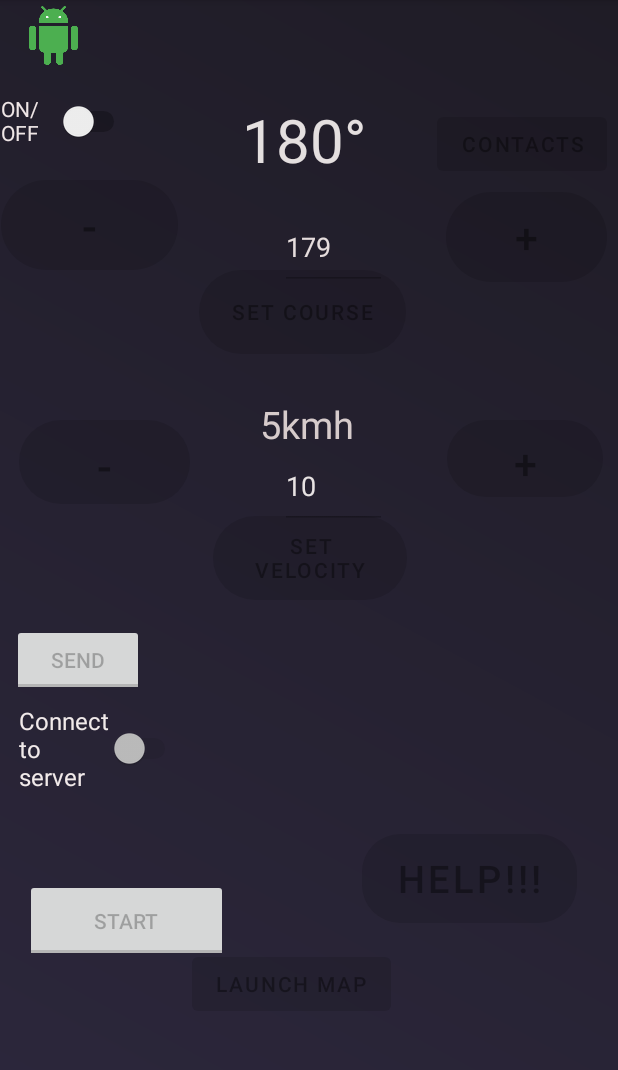
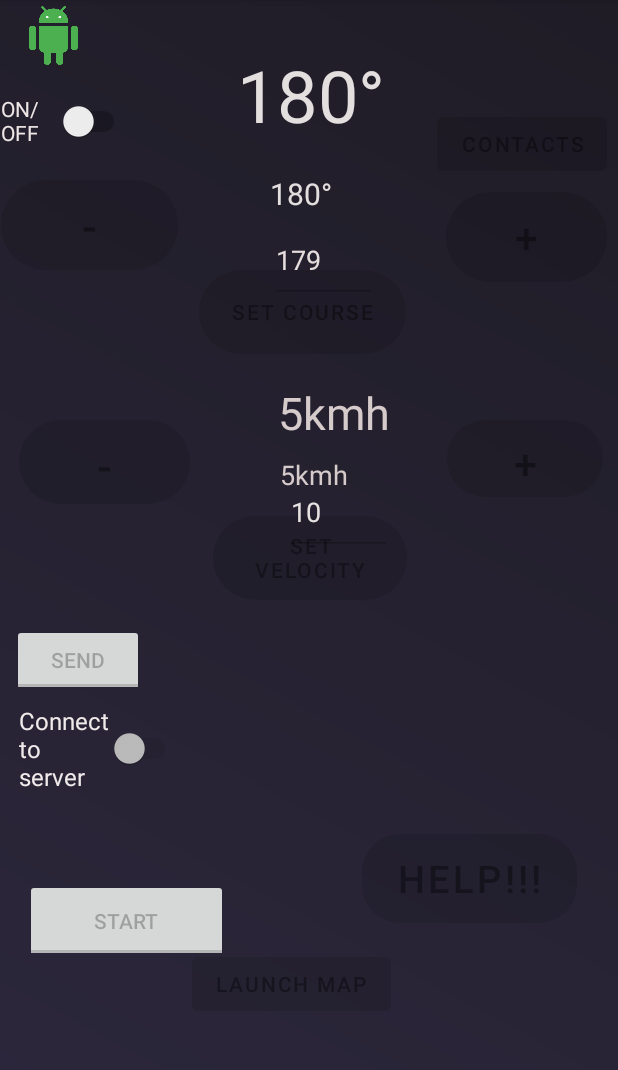
Before and after one commit to Marzpy/Boat-app, an Android app: the screen it shows after launch (MainActivity), on a phone screen of 412 x 824 dp, the part 84-1154 px from its top. Run offline under Robolectric (Android 15) with nearby library versions, the phone set to English and light mode, and no system bars; libraries missing offline, so code that uses them is left out: org.eclipse.paho; 2 statements that could not run were skipped.

Commit message:
poprawione wyswiettlanie/poprawic funkcje wysylajaca

```diff
--- a/app/src/main/java/com/example/podstawka/MainActivity.java
+++ b/app/src/main/java/com/example/podstawka/MainActivity.java
@@ -8,6 +8,7 @@ import androidx.core.app.ActivityCompat;
 import androidx.core.content.ContextCompat;
 
 
+import android.util.Log;
 import android.widget.ArrayAdapter;
 import android.widget.CompoundButton;
 
@@ -69,9 +70,12 @@ public class MainActivity extends AppCompatActivity {
 
     private static final int REQUEST_CODE_ADD_ITEM =1 ;
     int speedV=5,course=1;
+    int speedV2=5, courseV2=1;
+
+
     private Button btnPlus,btnMin,btnSetcourse,btnspeed,btnhelp;
     private Button speedPlus,speedMin;
-    private TextView CourseText,SpeedText;
+    private TextView CourseText,SpeedText,CourseText2,SpeedText2;
     private EditText editcourse,editSpeed;
     private Switch switch1,switch2;
     private TextView AddressText;
@@ -80,13 +84,16 @@ public class MainActivity extends AppCompatActivity {
     private Button launchBTN;
     private LocationRequest locationRequest;
     static double latitude;
+
+    private static final String TAG = "MyActivity";
+
     static double longitude;
     static int frame=0;
     MqttAndroidClient client;
     TextView subText;
     List<String> array=new ArrayList<String>();
     List<String> array2=new ArrayList<String>();
-
+    String wys;
     private static ArrayList<String> items = new ArrayList<>();
     static String zmienna ;
 
@@ -113,6 +120,11 @@ public class MainActivity extends AppCompatActivity {
         String clientId = MqttClient.generateClientId();
         client = new MqttAndroidClient(this.getApplicationContext(), "tcp://broker.mqttdashboard.com:1883",clientId);
 
+
+        // do grzesia
+        //String clientId = "shiprpi";
+       // client = new MqttAndroidClient(this.getApplicationContext(), "tcp://192.168.10.1:1883",clientId);
+
         ActivityCompat.requestPermissions(MainActivity.this, new String[]{Manifest.permission.SEND_SMS, Manifest.permission.READ_SMS,Manifest.permission.READ_PHONE_STATE}, PackageManager.PERMISSION_GRANTED);
 
 
@@ -135,6 +147,10 @@ public class MainActivity extends AppCompatActivity {
         launchBTN=findViewById(R.id.launch);
         CourseText=findViewById(R.id.CourseAngle);
         SpeedText=findViewById(R.id.textSpeed);
+        CourseText2=findViewById(R.id.CourseAngle2);
+        SpeedText2=findViewById(R.id.textSpeed2);
+
+
 
         //edittext
         editcourse=findViewById(R.id.editcourse);
@@ -173,13 +189,44 @@ public class MainActivity extends AppCompatActivity {
                         @Override
                         public void connectionLost(Throwable cause) {
 
+
                         }
+
+
+                        String topic2 = "/ship/data/heading";// odbierana kurs
+                        int messcourse = courseV2;
+                        String topic3 = "/ship/data/speed";// odbierana kurs
+                        int messspeed = speedV2;
 
                         @Override
                         public void messageArrived(String topic, MqttMessage message) throws Exception {
-                            zmienna=new String(message.getPayload());//dziala
-                           // subText.setText(zmienna);//razem z tym
-                           String[] elementy=zmienna.split(",");
+
+
+
+                           if (topic.equalsIgnoreCase("/ship/data/speed")) {
+                               Log.i(TAG, "topic" +topic);
+                            zmienna = new String(message.getPayload());//dziala
+                            SpeedText.setText(zmienna);
+                            }
+
+                            if (topic.equalsIgnoreCase("/ship/data/heading")) {
+                                Log.i(TAG, "topic" +topic);
+                                String zmienna2 = new String(message.getPayload());//dziala
+                                CourseText.setText(zmienna2);
+                            }
+
+                           /*
+                            if (topic==topic3) {
+
+                                String zmienna2 = new String(message.getPayload());//dziala
+                                SpeedText.setText(zmienna2);
+                            }
+*/
+                           ///zmienna = new String(message.getPayload());//dziala
+                          //  CourseText.setText(zmienna);
+                            // subText.setText(zmienna);//razem z tym
+                            //String[] elementy = zmienna.split(",");
+
                             // byte[] charactersArray = message.getPayload();
 
                             //  subText.setText(charactersArray[0]);
@@ -188,16 +235,25 @@ public class MainActivity extends AppCompatActivity {
                             //array3.set(0,new String(message.getPayload()));
                             // array3.set(1,zmienna+"");
                             // array3.add(1,zmienna);
-                           if (elementy.length >= 2) {
+                         //   if (elementy.length >= 2) {
+                            //    CourseText.setText(elementy[0] + "°");
+                              ///  courseV2 = Integer.parseInt(elementy[0]);
+                             //   SpeedText.setText(elementy[1] + "kmh");
+                               // speedV2 = Integer.parseInt(elementy[1]);
 
-                               CourseText.setText(elementy[0]+"°");
+                          //  }
 
-                                SpeedText.setText(elementy[1]+"kmh");
-                               }
-                        }
 
+
+                       // zmienna=new
+
+                        //String(message.getPayload());
+
+                    }
                         @Override
                         public void deliveryComplete(IMqttDeliveryToken token) {
+
+
 
                         }
                     });
@@ -222,7 +278,7 @@ public class MainActivity extends AppCompatActivity {
 
                 if (course==360) btnPlus.setEnabled(false);
                 if (course>0) btnMin.setEnabled(true);
-                CourseText.setText(course1+" °");
+                CourseText2.setText(course1+" °");
                 array.set(0,""+course+","+speedV);
             }
         });
@@ -234,7 +290,7 @@ public class MainActivity extends AppCompatActivity {
                 String course1=Integer.toString(course);
                 if(course<360) btnPlus.setEnabled(true);
                 if (course==0) btnMin.setEnabled(false);
-                CourseText.setText(course1+" °");
+                CourseText2.setText(course1+" °");
                 array.set(0,""+course+","+speedV);
 
             }
@@ -247,7 +303,7 @@ public class MainActivity extends AppCompatActivity {
                 String speed=Integer.toString(speedV);
                 if(speedV<20) speedPlus.setEnabled(true);
                 if (speedV==0) speedMin.setEnabled(false);
-                SpeedText.setText(speed+" kmh");
+                SpeedText2.setText(speed+" kmh");
                 array.set(0,""+course+","+speedV);
 
             }
@@ -260,7 +316,7 @@ public class MainActivity extends AppCompatActivity {
                 String speed=Integer.toString(speedV);
                 if(speedV==20) speedPlus.setEnabled(false);
                 if (speedV>0) speedMin.setEnabled(true);
-                SpeedText.setText(speed+" kmh");
+                SpeedText2.setText(speed+" kmh");
                 array.set(0,""+course+","+speedV);
 
             }
@@ -275,8 +331,9 @@ public class MainActivity extends AppCompatActivity {
 
                 String course1=editcourse.getText().toString();
                 course=Integer.valueOf(course1);
-                CourseText.setText(course1+"°");
+                CourseText2.setText(course1+"°");
                 array.set(0,""+course+","+speedV);
+                //wys=course+speedV;
                 //  array.set(course,""+speedV);
             }
 
@@ -287,7 +344,7 @@ public class MainActivity extends AppCompatActivity {
             public void onClick(View v) {
                 String speed1 = editSpeed.getText().toString();
                 speedV=Integer.valueOf(speed1);
-                SpeedText.setText(" "+speed1+"kmh");
+                SpeedText2.setText(" "+speed1+"kmh");
                 array.set(0,""+course+","+speedV);
                 //array.set(0+speedV,"");
             }
@@ -635,11 +692,19 @@ public class MainActivity extends AppCompatActivity {
     public void published(){
 
 
-        String topic = "event";
-        String message = ""+array;
+       // String topic = "event";
+        //String message = ""+array;
+
+        String topic4="/ship/control/set_heading";// wysylłany kurs
+        String mes1course=Integer.toString(course);
+        String topic5="/ship/control/speed";// wysyłana prędkosść
+        String mes1speed=Integer.toString(speedV);
         try {
-            client.publish(topic, message.getBytes(),0,false);
-           // Toast.makeText(this,"Published Message",Toast.LENGTH_SHORT).show();
+            client.publish(topic4, mes1course.getBytes(),0,false);
+            client.publish(topic5, mes1speed.getBytes(),0,false);
+
+
+            // Toast.makeText(this,"Published Message",Toast.LENGTH_SHORT).show();
         } catch ( MqttException e) {
             e.printStackTrace();
         }
@@ -649,7 +714,10 @@ public class MainActivity extends AppCompatActivity {
 
         try{
 
-            client.subscribe("event",0);
+            client.subscribe("/ship/data/heading",0);
+            client.subscribe("/ship/data/speed",0);
+            client.subscribe("fds",0);
+
 
 
         }catch (MqttException e){
--- a/app/src/main/res/layout/activity_main.xml
+++ b/app/src/main/res/layout/activity_main.xml
@@ -11,6 +11,21 @@
     android:background="@drawable/background"
     tools:context=".MainActivity">
 
+
+    <TextView
+        android:id="@+id/textSpeed2"
+        android:layout_width="142dp"
+        android:layout_height="55dp"
+        android:text="   5kmh"
+        android:textColor="#D6CBCB"
+        android:textSize="18sp"
+        app:layout_constraintBottom_toBottomOf="parent"
+        app:layout_constraintEnd_toEndOf="parent"
+
+        app:layout_constraintHorizontal_bias="0.639"
+        app:layout_constraintStart_toStartOf="parent"
+        app:layout_constraintTop_toTopOf="parent"
+        app:layout_constraintVertical_bias="0.427" />
 
     <ToggleButton
         android:id="@+id/toggleButton2"
@@ -133,19 +148,36 @@
         app:layout_constraintStart_toStartOf="@+id/toggleButton"
         tools:ignore="MissingConstraints" />
 
+
     <TextView
         android:id="@+id/CourseAngle"
-        android:layout_width="89dp"
-        android:layout_height="57dp"
+        android:layout_width="108dp"
+        android:layout_height="81dp"
         android:text="180°"
         android:textColor="#E4DFDF"
-        android:textSize="40sp"
+        android:textSize="48sp"
         app:layout_constraintBottom_toBottomOf="parent"
         app:layout_constraintEnd_toEndOf="parent"
 
+        app:layout_constraintHorizontal_bias="0.52"
         app:layout_constraintStart_toStartOf="parent"
         app:layout_constraintTop_toTopOf="parent"
-        app:layout_constraintVertical_bias="0.093" />
+        app:layout_constraintVertical_bias="0.045" />
+
+    <TextView
+        android:id="@+id/CourseAngle2"
+        android:layout_width="93dp"
+        android:layout_height="59dp"
+        android:text="180°"
+        android:textColor="#E4DFDF"
+        android:textSize="20sp"
+        app:layout_constraintBottom_toBottomOf="parent"
+        app:layout_constraintEnd_toEndOf="parent"
+
+        app:layout_constraintHorizontal_bias="0.565"
+        app:layout_constraintStart_toStartOf="parent"
+        app:layout_constraintTop_toTopOf="parent"
+        app:layout_constraintVertical_bias="0.163" />
 
     <Button
         android:id="@+id/speed"
@@ -166,14 +198,14 @@
         android:layout_height="55dp"
         android:text="   5kmh"
         android:textColor="#D6CBCB"
-        android:textSize="25sp"
+        android:textSize="30sp"
         app:layout_constraintBottom_toBottomOf="parent"
         app:layout_constraintEnd_toEndOf="parent"
 
-        app:layout_constraintHorizontal_bias="0.576"
+        app:layout_constraintHorizontal_bias="0.605"
         app:layout_constraintStart_toStartOf="parent"
         app:layout_constraintTop_toTopOf="parent"
-        app:layout_constraintVertical_bias="0.372" />
+        app:layout_constraintVertical_bias="0.357" />
 
     <EditText
         android:id="@+id/editcourse"
@@ -189,10 +221,10 @@
         android:textColor="#E6DDDD"
         app:layout_constraintBottom_toBottomOf="parent"
         app:layout_constraintEnd_toEndOf="parent"
-        app:layout_constraintHorizontal_bias="0.547"
+        app:layout_constraintHorizontal_bias="0.529"
         app:layout_constraintStart_toStartOf="parent"
         app:layout_constraintTop_toTopOf="parent"
-        app:layout_constraintVertical_bias="0.191"
+        app:layout_constraintVertical_bias="0.204"
         tools:ignore="Autofill" />
 
     <EditText
@@ -208,10 +240,10 @@
         android:textColor="#E8E3E3"
         app:layout_constraintBottom_toBottomOf="parent"
         app:layout_constraintEnd_toEndOf="parent"
-        app:layout_constraintHorizontal_bias="0.547"
+        app:layout_constraintHorizontal_bias="0.558"
         app:layout_constraintStart_toStartOf="parent"
         app:layout_constraintTop_toTopOf="parent"
-        app:layout_constraintVertical_bias="0.416" />
+        app:layout_constraintVertical_bias="0.44" />
 
     <TextView
         android:id="@+id/addressText"
```
